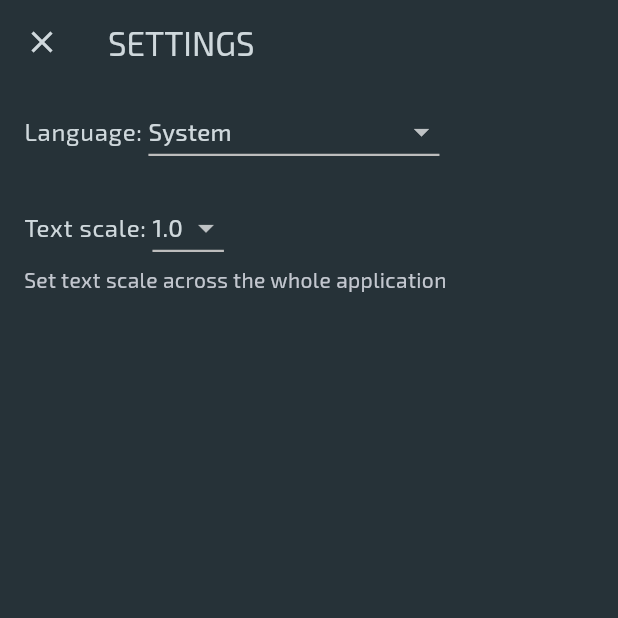
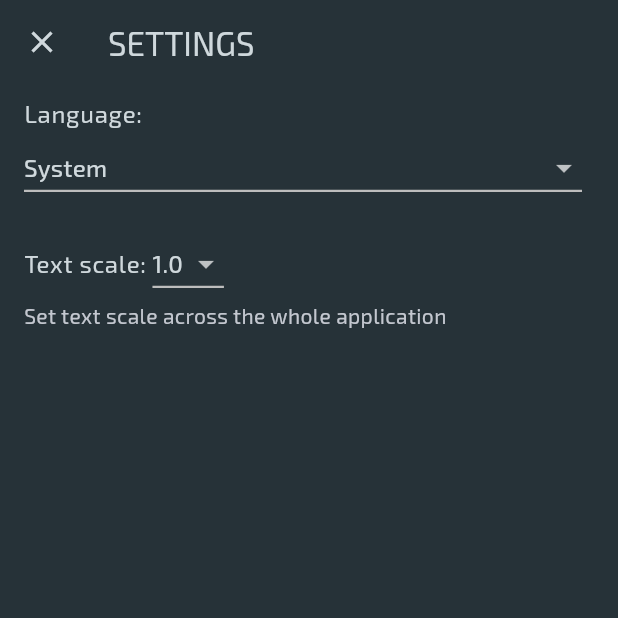
Before and after one commit to halc1en/nemesis_helper, a Flutter app: the screen it shows after launch, after a tap on the "settings" icon, on a phone screen of 412 x 824 dp, the top half of it. Run offline on Flutter 3.47's test engine with Material 2 defaults, Android fonts, the phone set to English and light mode, and no system bars; our stand-ins replace flutter_localized_locales, shared_preferences; missing offline and left inert: window_manager; generated files the repository leaves out were written again.

```diff
--- a/lib/l10n/app_en.arb
+++ b/lib/l10n/app_en.arb
@@ -1,6 +1,7 @@
 {
     "appTitle": "Nemesis helper",
     "reference": "Reference",
+    "playSession": "Play session",
 
     "settings": "SETTINGS",
     "language": "Language: ",
--- a/lib/l10n/app_ru.arb
+++ b/lib/l10n/app_ru.arb
@@ -1,6 +1,7 @@
 {
     "appTitle": "Помощник по Немезиде",
     "reference": "Справка",
+    "playSession": "Игровая сессия",
 
     "settings": "НАСТРОЙКИ",
     "language": "Язык: ",
--- a/lib/main.dart
+++ b/lib/main.dart
@@ -1,15 +1,15 @@
-import 'dart:ui';
-
+import 'package:flutter/cupertino.dart';
 import 'package:flutter/foundation.dart';
 import 'package:flutter/material.dart';
 import 'package:flutter_gen/gen_l10n/app_localizations.dart';
 import 'package:flutter_localized_locales/flutter_localized_locales.dart';
+import 'package:nemesis_helper/ui/screen_reference.dart';
 import 'package:provider/provider.dart';
 import 'package:shared_preferences/shared_preferences.dart';
+import 'package:window_manager/window_manager.dart';
 
 import 'package:nemesis_helper/ui/screen_settings.dart';
 import 'package:nemesis_helper/ui/settings.dart';
-import 'package:window_manager/window_manager.dart';
 
 void main() async {
   // Wait for Flutter framework initialization
@@ -56,6 +56,8 @@ class _AppLoaderState extends State<AppLoader> {
     return ChangeNotifierProvider.value(
       value: _ui,
       child: Consumer<UISettings>(builder: (context, ui, child) {
+        const exo2Style = TextStyle(fontFamily: "Exo2");
+
         return MaterialApp(
           onGenerateTitle: (context) => AppLocalizations.of(context).appTitle,
           localizationsDelegates: const [
@@ -66,31 +68,35 @@ class _AppLoaderState extends State<AppLoader> {
           supportedLocales: AppLocalizations.supportedLocales,
           theme: ThemeData(
             useMaterial3: true,
+            visualDensity: const VisualDensity(
+              horizontal: VisualDensity.minimumDensity,
+              vertical: VisualDensity.minimumDensity,
+            ),
             brightness: Brightness.dark,
             colorScheme: ColorScheme.fromSeed(
               seedColor: Colors.blue,
               brightness: Brightness.dark,
               surface: Colors.blueGrey.shade900,
               onSurface: Colors.blueGrey.shade100,
-              background: Colors.blueGrey.shade900,
+              background: const Color.fromARGB(255, 10, 20, 30),
               onBackground: Colors.blueGrey.shade100,
             ),
             textTheme: const TextTheme(
-              labelSmall: TextStyle(fontFamily: "Exo2"),
-              labelMedium: TextStyle(fontFamily: "Exo2"),
-              labelLarge: TextStyle(fontFamily: "Exo2"),
-              bodySmall: TextStyle(fontFamily: "Exo2"),
-              bodyMedium: TextStyle(fontFamily: "Exo2"),
-              bodyLarge: TextStyle(fontFamily: "Exo2"),
-              titleSmall: TextStyle(fontFamily: "Exo2"),
-              titleMedium: TextStyle(fontFamily: "Exo2"),
-              titleLarge: TextStyle(fontFamily: "Exo2"),
-              headlineSmall: TextStyle(fontFamily: "Exo2"),
-              headlineMedium: TextStyle(fontFamily: "Exo2"),
-              headlineLarge: TextStyle(fontFamily: "Exo2"),
-              displaySmall: TextStyle(fontFamily: "Exo2"),
-              displayMedium: TextStyle(fontFamily: "Exo2"),
-              displayLarge: TextStyle(fontFamily: "Exo2"),
+              labelSmall: exo2Style,
+              labelMedium: exo2Style,
+              labelLarge: exo2Style,
+              bodySmall: exo2Style,
+              bodyMedium: exo2Style,
+              bodyLarge: exo2Style,
+              titleSmall: exo2Style,
+              titleMedium: exo2Style,
+              titleLarge: exo2Style,
+              headlineSmall: exo2Style,
+              headlineMedium: exo2Style,
+              headlineLarge: exo2Style,
+              displaySmall: exo2Style,
+              displayMedium: exo2Style,
+              displayLarge: exo2Style,
             ),
           ),
           builder: (context, child) {
@@ -132,7 +138,7 @@ class _AppState extends State<App> {
   @override
   Widget build(BuildContext context) {
     return DefaultTabController(
-      length: 1,
+      length: 2,
       initialIndex: widget.ui.tabIndex,
       child: SafeArea(
         child: Scaffold(
@@ -144,7 +150,7 @@ class _AppState extends State<App> {
                 children: [
                   Expanded(
                     child: TabBar(
-                      labelPadding: const EdgeInsets.all(4.0),
+                      labelPadding: const EdgeInsets.all(3.0),
                       onTap: (int index) {
                         widget.ui.tabIndex = index;
                       },
@@ -152,8 +158,16 @@ class _AppState extends State<App> {
                       indicatorWeight: 3.0,
                       tabs: [
                         Tab(
-                          icon: const Icon(Icons.help_center_outlined),
+                          icon: Transform.scale(
+                              scale: 1.5,
+                              child: const Icon(Icons.help_center_outlined)),
                           text: AppLocalizations.of(context).reference,
+                        ),
+                        Tab(
+                          icon: Transform.scale(
+                              scale: 1.5,
+                              child: const Icon(Icons.text_snippet_outlined)),
+                          text: AppLocalizations.of(context).playSession,
                         ),
                       ],
                     ),
@@ -175,30 +189,14 @@ class _AppState extends State<App> {
               ),
             );
           }),
-          body: const Center(
-            child: Column(
-              mainAxisAlignment: MainAxisAlignment.center,
-              children: <Widget>[
-                Text("I'm a Reference"),
-              ],
-            ),
-          ),
+          body: Builder(builder: (context) {
+            return const TabBarView(children: [
+              Reference(),
+              SizedBox.shrink(),
+            ]);
+          }),
         ),
       ),
     );
   }
 }
-
-class TabLabel extends StatelessWidget {
-  const TabLabel(this.label, {Key? key}) : super(key: key);
-
-  final String label;
-
-  @override
-  Widget build(BuildContext context) {
-    return Text(label,
-        softWrap: false,
-        textScaleFactor: 1.0,
-        style: const TextStyle(fontSize: 13));
-  }
-}
--- a/lib/ui/screen_settings.dart
+++ b/lib/ui/screen_settings.dart
@@ -18,10 +18,14 @@ class SettingsDialog extends StatelessWidget {
         return ListView(children: [
           ListTile(
             title: Wrap(
+              clipBehavior: Clip.hardEdge,
               crossAxisAlignment: WrapCrossAlignment.center,
               children: [
-                Text(AppLocalizations.of(context).language),
+                Text(
+                  AppLocalizations.of(context).language,
+                ),
                 DropdownButton(
+                  isExpanded: true,
                   underline: const Underline(),
                   value: ui.locale,
                   onChanged: (Locale? v) => ui.locale = v,
--- a/lib/ui/settings.dart
+++ b/lib/ui/settings.dart
@@ -67,7 +67,7 @@ class UISettings extends ChangeNotifier {
 
       final tabIndexValue = preferences.getInt("tab_index");
       if (tabIndexValue != null) {
-        _tabIndex = tabIndexValue.clamp(1, 3);
+        _tabIndex = tabIndexValue.clamp(0, 1);
       }
 
       final languageValue = preferences.getString("language");
```
Also changed, not shown: build.yaml (added, +9 -0 lines), lib/ui/screen_reference.dart (added, +191 -0 lines), pubspec.yaml (+9 -3 lines), assets/fonts/Exo2-VariableFont_wght.ttf (added), lib/ui/screen_reference.g.dart (added), pubspec.lock, 3 other files.
